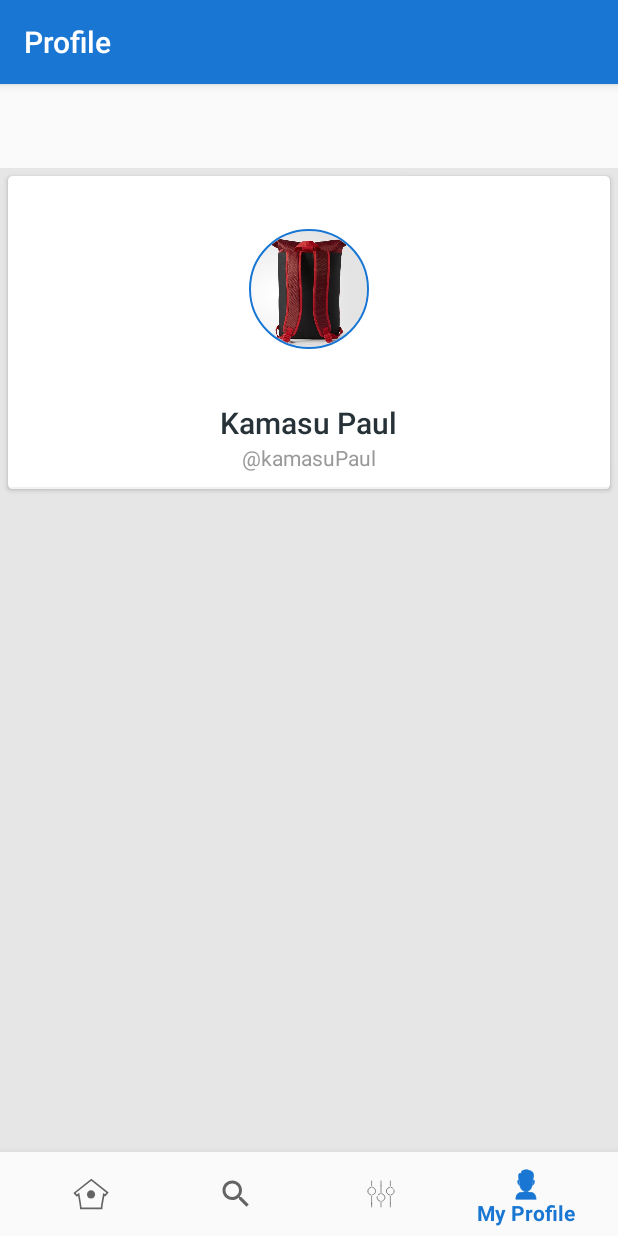
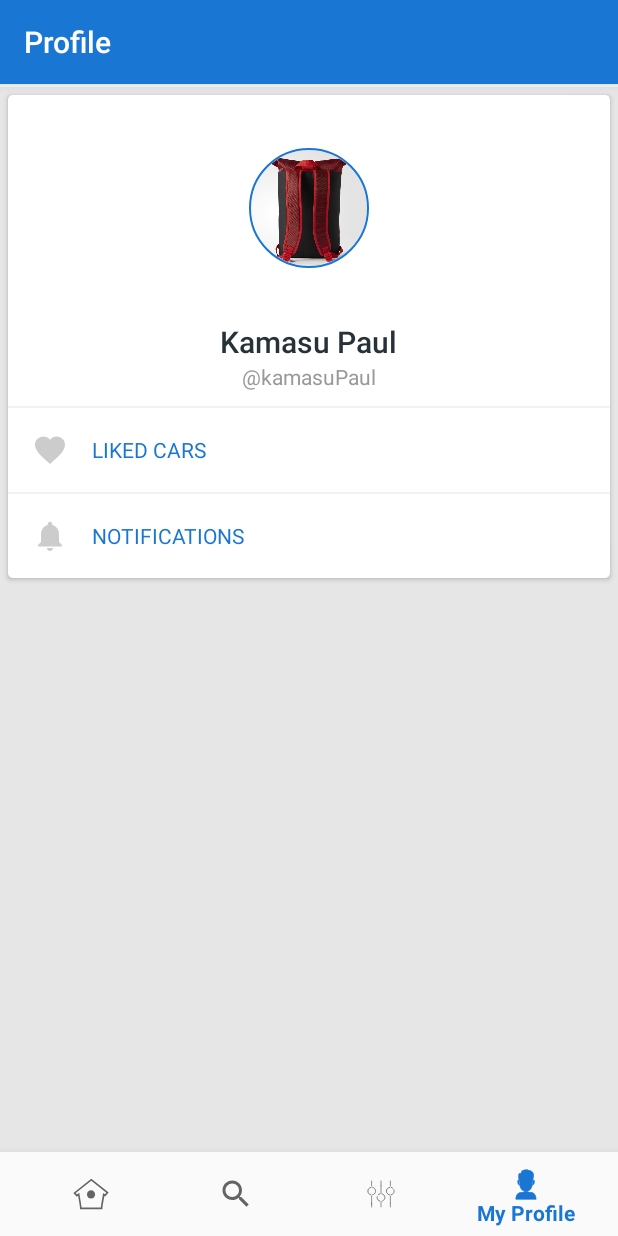
Before and after one commit to kwizeraarnold/MobiMotors, an Android app: the FavouratesFragment screen opened through its navigation route, item 4 of the bottom bar chosen, on a phone screen of 412 x 824 dp. Run offline under Robolectric (Android 15) with nearby library versions, the phone set to English and light mode, and no system bars; our stand-ins replace navigation-ui; plain views replace CircularImageView; pictures from the network do not load.

Commit message:
added filters fragment and removed some unwanted space

```diff
--- a/app/src/main/java/com/mobi/mobimotors/ui/favourate/FavouratesFragment.java
+++ b/app/src/main/java/com/mobi/mobimotors/ui/favourate/FavouratesFragment.java
@@ -22,14 +22,14 @@ public class FavouratesFragment extends Fragment {
                              ViewGroup container, Bundle savedInstanceState) {
         notificationsViewModel =
                 ViewModelProviders.of(this).get(FavouratesViewModel.class);
-        View root = inflater.inflate(R.layout.fragment_notifications, container, false);
-        final TextView textView = root.findViewById(R.id.text_notifications);
-        notificationsViewModel.getText().observe(this, new Observer<String>() {
-            @Override
-            public void onChanged(@Nullable String s) {
-                textView.setText(s);
-            }
-        });
+        View root = inflater.inflate(R.layout.activity_search, container, false);
+//        final TextView textView = root.findViewById(R.id.text_notifications);
+//        notificationsViewModel.getText().observe(this, new Observer<String>() {
+//            @Override
+//            public void onChanged(@Nullable String s) {
+//                textView.setText(s);
+//            }
+//        });
         return root;
     }
 }
--- a/app/src/main/res/layout/activity_main2.xml
+++ b/app/src/main/res/layout/activity_main2.xml
@@ -5,7 +5,20 @@
     android:id="@+id/container"
     android:layout_width="match_parent"
     android:layout_height="match_parent"
-    android:paddingTop="?attr/actionBarSize">
+    android:paddingTop="2dp">
+
+
+    <fragment
+        android:id="@+id/nav_host_fragment"
+        android:name="androidx.navigation.fragment.NavHostFragment"
+        android:layout_width="match_parent"
+        android:layout_height="match_parent"
+        app:defaultNavHost="true"
+        app:layout_constraintBottom_toTopOf="@id/nav_view"
+        app:layout_constraintLeft_toLeftOf="parent"
+        app:layout_constraintRight_toRightOf="parent"
+        app:layout_constraintTop_toTopOf="parent"
+        app:navGraph="@navigation/mobile_navigation" />
 
     <com.google.android.material.bottomnavigation.BottomNavigationView
         android:id="@+id/nav_view"
@@ -19,16 +32,4 @@
         app:layout_constraintRight_toRightOf="parent"
         app:menu="@menu/bottom_nav_menu" />
 
-    <fragment
-        android:id="@+id/nav_host_fragment"
-        android:name="androidx.navigation.fragment.NavHostFragment"
-        android:layout_width="match_parent"
-        android:layout_height="match_parent"
-        app:defaultNavHost="true"
-        app:layout_constraintBottom_toTopOf="@id/nav_view"
-        app:layout_constraintLeft_toLeftOf="parent"
-        app:layout_constraintRight_toRightOf="parent"
-        app:layout_constraintTop_toTopOf="parent"
-        app:navGraph="@navigation/mobile_navigation" />
-
 </androidx.constraintlayout.widget.ConstraintLayout>
--- a/app/src/main/res/layout/profile_fragment.xml
+++ b/app/src/main/res/layout/profile_fragment.xml
@@ -67,6 +67,60 @@
                     android:layout_height="1dp"
                     android:layout_marginTop="@dimen/spacing_middle"
                     android:background="@color/grey_5" />
+                <LinearLayout
+                    android:layout_width="match_parent"
+                    android:layout_height="wrap_content"
+                    android:background="?attr/selectableItemBackground"
+                    android:clickable="true"
+                    android:gravity="center_vertical"
+                    android:orientation="horizontal">
+
+                    <ImageButton
+                        android:layout_width="?attr/actionBarSize"
+                        android:layout_height="?attr/actionBarSize"
+                        android:background="@android:color/transparent"
+                        android:tint="@color/grey_20"
+                        app:srcCompat="@drawable/ic_favorites" />
+
+                    <TextView
+                        android:layout_width="wrap_content"
+                        android:layout_height="wrap_content"
+                        android:text="LIKED CARS"
+                        android:textAppearance="@style/Base.TextAppearance.AppCompat.Body1"
+                        android:textColor="@color/colorPrimary" />
+
+                </LinearLayout>
+
+                    <View
+                        android:layout_width="match_parent"
+                        android:layout_height="1dp"
+                        android:background="@color/grey_5" />
+
+                    <LinearLayout
+                        android:layout_width="match_parent"
+                        android:layout_height="wrap_content"
+                        android:background="?attr/selectableItemBackground"
+                        android:clickable="true"
+                        android:orientation="horizontal"
+                        android:gravity="center_vertical"
+                        >
+
+                        <ImageButton
+                            android:layout_width="?attr/actionBarSize"
+                            android:layout_height="?attr/actionBarSize"
+                            android:background="@android:color/transparent"
+                            android:tint="@color/grey_20"
+                            app:srcCompat="@drawable/ic_notifications_black_24dp" />
+
+                        <TextView
+                            android:layout_width="wrap_content"
+                            android:layout_height="wrap_content"
+                            android:text="NOTIFICATIONS"
+                            android:textAppearance="@style/Base.TextAppearance.AppCompat.Body1"
+                            android:textColor="@color/colorPrimary" />
+
+                    </LinearLayout>
+
 
 
 
```
